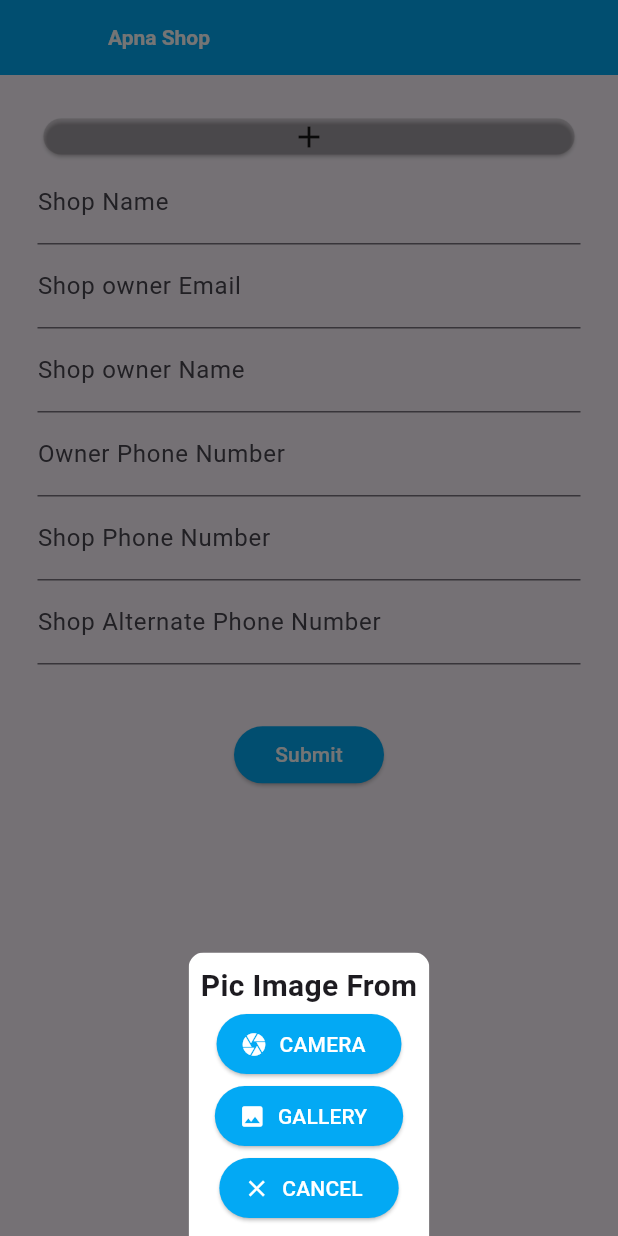
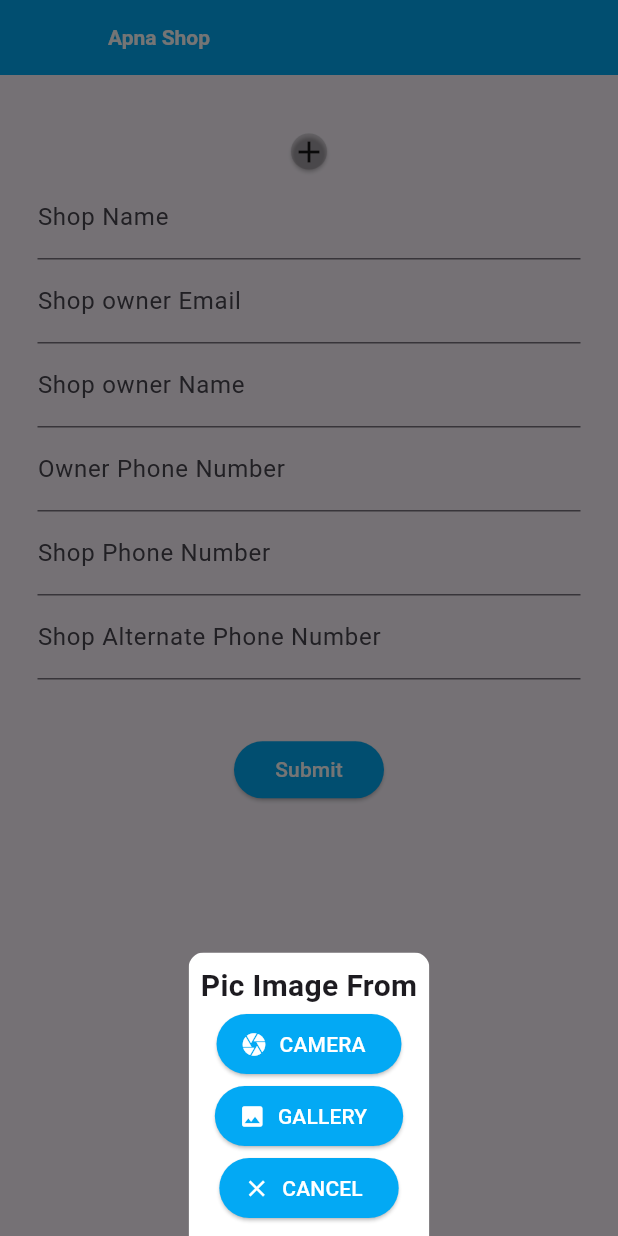
Before and after one commit to sharukh6278/local_market, a Flutter app: the AddShopScreen screen opened by its route, after a tap on the "add" icon, on a phone screen of 412 x 824 dp. Run offline on Flutter 3.47's test engine with Material 3 defaults, Android fonts, the phone set to English and light mode, and no system bars; our stand-ins replace dio, dropdown_textfield, flutter_secure_storage, form_field_validator, get, image_picker and 1 more; missing offline and left inert: scaler; accounts and stored records are empty; generated files the repository leaves out were written again; network calls fail.

Commit message:
initail setup 2

```diff
--- a/local_market_ui/lib/common_utils/constants.dart
+++ b/local_market_ui/lib/common_utils/constants.dart
@@ -25,7 +25,7 @@ class ApnaShopConstant {
   UserModel? userModel;
   String? jwtToken;
   String? loggedInUserEmail;
-  final String baseUrl = "http://localhost:8082/";
+  final String baseUrl = "http://10.137.19.147:8082/";
   static final appName = "Apna Shop";
   final Dio dio = Dio();
 
--- /dev/null
+++ b/local_market_ui/lib/screens/image_screen/add_image_screen.dart
@@ -0,0 +1,142 @@
+import 'dart:io';
+
+import 'package:flutter/material.dart';
+import 'package:get/get.dart';
+import 'package:image_picker/image_picker.dart';
+import 'package:scaler/scaler.dart';
+
+class AddImageScreen extends StatefulWidget {
+  const AddImageScreen({super.key});
+
+  @override
+  State<AddImageScreen> createState() => _AddImageScreenState();
+}
+
+List<File> productImageList = [File("")];
+
+class _AddImageScreenState extends State<AddImageScreen> {
+  File? pickedImage;
+
+  void imagePickerOption() {
+    Get.bottomSheet(
+      SingleChildScrollView(
+        child: ClipRRect(
+          borderRadius: const BorderRadius.only(
+            topLeft: Radius.circular(10.0),
+            topRight: Radius.circular(10.0),
+          ),
+          child: Container(
+            color: Colors.white,
+            height: Scaler.height(0.35, context),
+            child: Padding(
+              padding: const EdgeInsets.all(8.0),
+              child: Column(
+                mainAxisAlignment: MainAxisAlignment.spaceEvenly,
+                children: [
+                  const Text(
+                    "Pic Image From",
+                    style: TextStyle(fontSize: 20, fontWeight: FontWeight.bold),
+                    textAlign: TextAlign.center,
+                  ),
+                  ElevatedButton.icon(
+                    onPressed: () {
+                      pickImage(ImageSource.camera);
+                    },
+                    icon: const Icon(Icons.camera, color: Colors.white),
+                    label: const Text("CAMERA"),
+                  ),
+                  ElevatedButton.icon(
+                    onPressed: () {
+                      pickImage(ImageSource.gallery);
+                    },
+                    icon: const Icon(Icons.image, color: Colors.white),
+                    label: const Text("GALLERY"),
+                  ),
+                  ElevatedButton.icon(
+                    onPressed: () {
+                      Get.back();
+                    },
+                    icon: const Icon(Icons.close, color: Colors.white),
+                    label: const Text("CANCEL"),
+                  ),
+                ],
+              ),
+            ),
+          ),
+        ),
+      ),
+    );
+  }
+
+  Future<void> pickImage(ImageSource imageType) async {
+    try {
+      final photo = await ImagePicker().pickImage(source: imageType);
+      if (photo == null) return;
+      final tempImage = File(photo.path);
+
+      setState(() {
+        pickedImage = tempImage;
+        productImageList.insert(productImageList.length - 1, tempImage);
+      });
+
+      Get.back();
+    } catch (error) {
+      debugPrint(error.toString());
+    }
+  }
+
+  @override
+  Widget build(BuildContext context) {
+    // display image selected from gallery
+    return Column(
+      crossAxisAlignment: CrossAxisAlignment.stretch,
+      children: [
+        const SizedBox(height: 10),
+        Align(
+          alignment: Alignment.center,
+          child: SingleChildScrollView(
+            scrollDirection: Axis.horizontal,
+            child: Row(
+              mainAxisAlignment: MainAxisAlignment.spaceEvenly,
+              children: [
+                for (var file in productImageList)
+                  Container(
+                    child: InkWell(
+                      splashColor: Colors.lightBlue,
+                      onTap: () {
+                        if (file.path.isEmpty) {
+                          imagePickerOption();
+                        }
+                        print("car is clicked");
+                      },
+                      child: Card(
+                        color: Colors.black12,
+                        child: Column(
+                          children: [
+                            SizedBox(
+                              height: Scaler.height(0.2, context),
+                              width: Scaler.width(0.25, context),
+                              child: Container(
+                                child: file.path.isEmpty
+                                    ? Icon(Icons.add)
+                                    : Image.file(
+                                        file,
+                                        width: 170,
+                                        height: 170,
+                                        fit: BoxFit.cover,
+                                      ),
+                              ),
+                            ),
+                          ],
+                        ),
+                      ),
+                    ),
+                  ),
+              ],
+            ),
+          ),
+        ),
+      ],
+    );
+  }
+}
--- a/local_market_ui/lib/screens/shop_screen/add_shop_screen.dart
+++ b/local_market_ui/lib/screens/shop_screen/add_shop_screen.dart
@@ -1,9 +1,11 @@
+import 'dart:convert';
 import 'dart:io';
 
 import 'package:flutter/material.dart';
 import 'package:form_field_validator/form_field_validator.dart';
 import 'package:get/get.dart';
 import 'package:image_picker/image_picker.dart';
+import 'package:local_market_ui/screens/image_screen/add_image_screen.dart';
 import 'package:scaler/scaler.dart';
 
 import '../../auth/models/shop.dart';
@@ -64,7 +66,9 @@ class _AddShopScreenState extends State<AddShopScreen> {
       null,
       null,
     );
-    apnaShopConstant.getApiClient().addShop(shop).then((response) {
+    apnaShopConstant.getApiClient().addShop([], jsonEncode(shop)).then((
+      response,
+    ) {
       print("add shop response : $response");
     });
   }
@@ -162,46 +166,7 @@ class _AddShopScreenState extends State<AddShopScreen> {
           child: Container(
             child: Column(
               children: [
-                SizedBox(
-                  height: Scaler.height(0.2, context),
-                  width: Scaler.width(0.25, context),
-                  child: Container(
-                    child: InkWell(
-                      splashColor: Colors.lightBlue,
-                      onTap: () {
-                        if (pickedImage.path.isEmpty) {
-                          imagePickerOption();
-                        }
-                        print("car is clicked");
-                      },
-                      child: SizedBox(
-                        height: Scaler.height(0.19, context),
-                        child: Card(
-                          color: Colors.black12,
-                          child: Column(
-                            children: [
-                              Center(
-                                child: SizedBox(
-                                  height: Scaler.height(0.18, context),
-                                  width: Scaler.width(0.25, context),
-                                  child: Container(
-                                    child: pickedImage.path.isEmpty
-                                        ? Icon(Icons.add)
-                                        : Image.file(
-                                            pickedImage,
-
-                                            fit: BoxFit.cover,
-                                          ),
-                                  ),
-                                ),
-                              ),
-                            ],
-                          ),
-                        ),
-                      ),
-                    ),
-                  ),
-                ),
+                AddImageScreen(),
                 SizedBox(
                   height: Scaler.height(0.5, context),
                   child: SingleChildScrollView(
--- a/local_market_ui/lib/screens/user_screen/user_api_client/api_client.dart
+++ b/local_market_ui/lib/screens/user_screen/user_api_client/api_client.dart
@@ -34,6 +34,10 @@ abstract class ApiClient {
     @Query("shopName") String shopName,
   );
 
+  @MultiPart()
   @POST(Apis.addShop)
-  Future<UserModel> addShop(@Body() Shop shop);
+  Future<List<Shop>> addShop(
+    @Part(name: 'files') List<MultipartFile> files,
+    @Part(name: "shop") String shop,
+  );
 }
--- a/local_market_ui/pubspec.yaml
+++ b/local_market_ui/pubspec.yaml
@@ -125,3 +125,5 @@ flutter:
 #    flutter config --enable-web
 #flutter run -d chrome --web-port=8081
 #flutter run -d web-server -web-port=8081
+#flutter devices
+#flutter run  -d 2312DRA50I
```
Also changed, not shown: local_market_ui/lib/screens/user_screen/user_api_client/api_client.g.dart, 34 other files.
